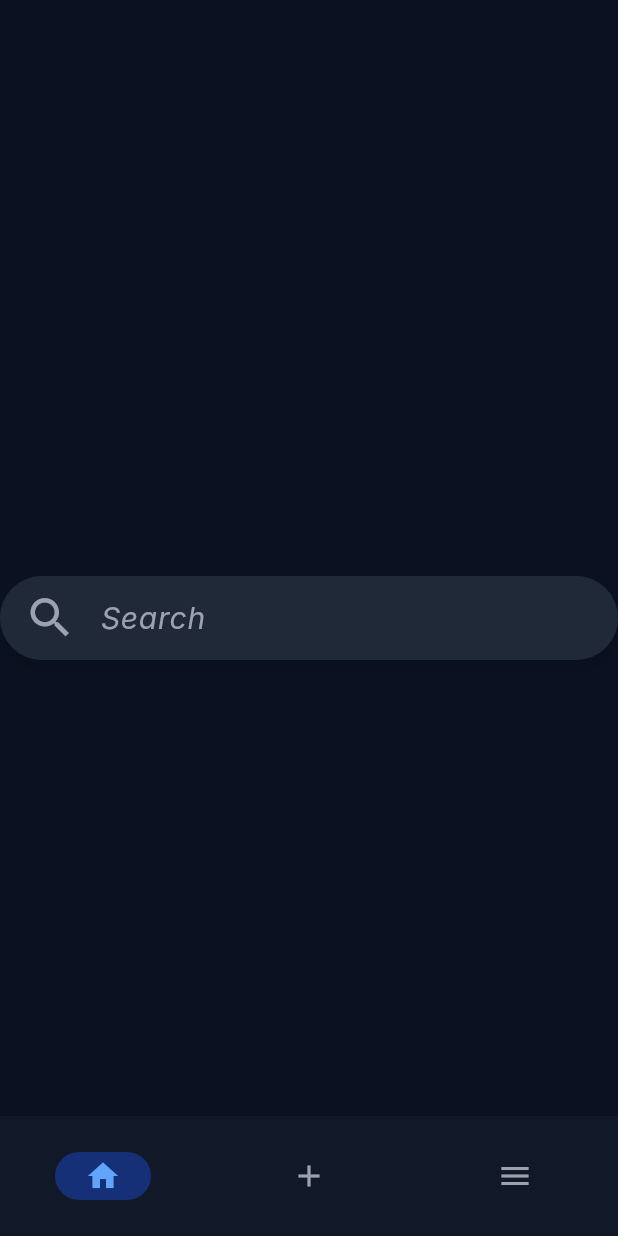
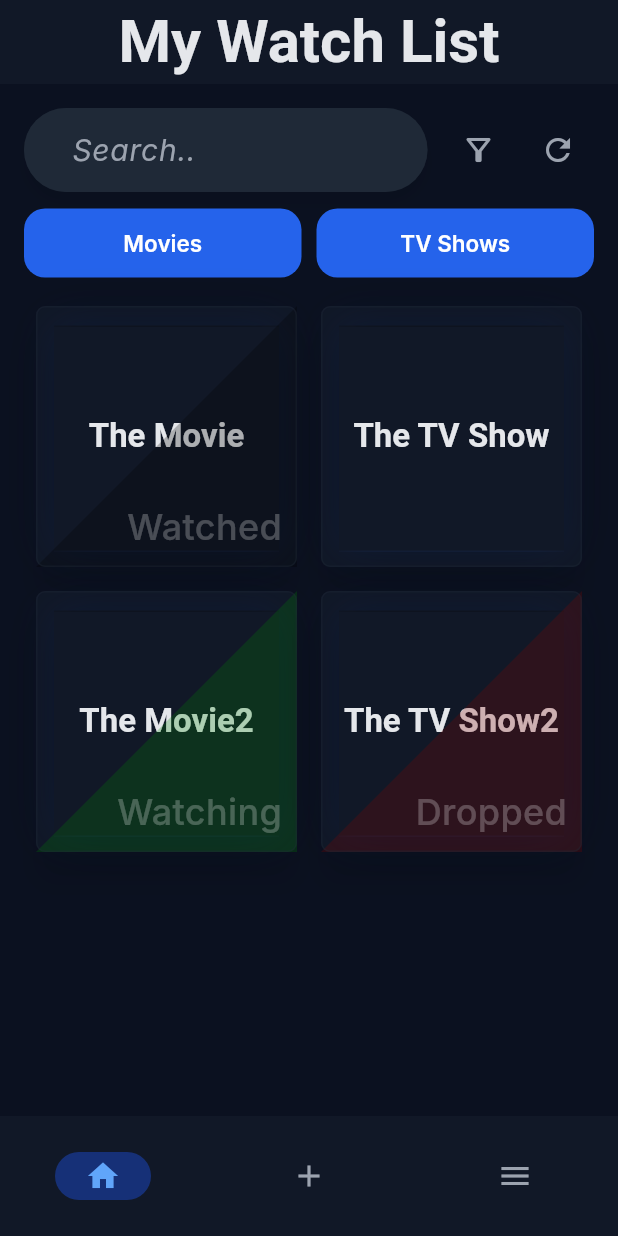
Before and after one commit to Bjorneee/movie_show_watchlist, a Flutter app: the screen it shows after launch, on a phone screen of 412 x 824 dp. Run offline on Flutter 3.47's test engine with Material 3 defaults, Android fonts, the phone set to English and light mode, and no system bars; our stand-ins replace device_preview; missing offline and left inert: window_manager; Roboto replaces fonts that are missing (Inter, Poppins).

Commit message:
update home screen and add media type filter

```diff
--- a/lib/classes/media.dart
+++ b/lib/classes/media.dart
@@ -36,20 +36,25 @@ enum Status {
   const Status(this.string, this.color);
 }
 
+enum MediaType {
+  movies,
+  tvShows;
+}
+
 class Media {
-
   String title;
   List<Genre>? genres;
   List<String>? directors;
   String? coverImagePath;
   Status status;
+  final MediaType type;
 
   Media ({
     required this.title,
     this.genres,
     this.directors,
     this.coverImagePath,
-    this.status = Status.notWatched
+    this.status = Status.notWatched,
+    required this.type
   });
-
 }
--- a/lib/pages/home_screen.dart
+++ b/lib/pages/home_screen.dart
@@ -3,10 +3,13 @@ import 'package:movie_show_watchlist/classes/media.dart';
 import 'package:movie_show_watchlist/classes/model.dart';
 import 'package:movie_show_watchlist/classes/custom_widgets.dart';
 
-final Media test = Media(
-  title: 'The Movie',
-  status: Status.watched // Status changes card overlay color
-);
+//test cards
+final List<Media> testList = [
+  Media(title: 'The Movie', status: Status.watched, type: MediaType.movies), // Status changes card overlay color
+  Media(title: 'The TV Show', status: Status.notWatched, type: MediaType.tvShows),
+  Media(title: 'The Movie2', status: Status.watching, type: MediaType.movies),
+  Media(title: 'The TV Show2', status: Status.dropped, type: MediaType.tvShows)
+];
 
 class HomeScreen extends StatefulWidget {
 
@@ -18,13 +21,96 @@ class HomeScreen extends StatefulWidget {
 }
 
 class _HomeScreen extends State<HomeScreen> {
+  int selectTab = 0; // 0 = default, 1 = movies, 2 = shows
 
   @override
   Widget build(BuildContext context) {
+    final filteredList = testList.where((m) {
+      if (selectTab == 0) return true;
+      if (selectTab == 1) return m.type == MediaType.movies;
+      return m.type == MediaType.tvShows;
+    }).toList();
 
     return Scaffold(
-      body: Center(
-        child: SearchBar().showAll()
+      appBar: AppBar(
+        title: Text(
+            "My Watch List",
+            style: TextStyle(fontSize: 40),
+        ),
+        centerTitle: true,
+      ),
+      body: SafeArea(
+        child: Padding(
+          padding: const EdgeInsets.all(16),
+          child: Column(
+            crossAxisAlignment: CrossAxisAlignment.start,
+            children: [
+              Row(            //search bar on the top
+                children: [
+                  Expanded(
+                      child: SearchBar(
+                        hintText: "Search..",
+                      )
+                  ),
+                  SizedBox(width: 10),
+                  IconButton(
+                      onPressed: () {},
+                      icon: Icon(Icons.filter_alt_outlined)
+                  ),
+                  SizedBox(width: 5),
+                  IconButton(
+                      onPressed: () {
+                        setState(() {
+                          selectTab = 0;
+                        });
+                      },
+                      icon: Icon(Icons.refresh)
+                  )
+                ],
+              ),
+              SizedBox(height: 10),
+              Row(          //movies - shows buttons
+                children: [
+                  Expanded(
+                      child: ElevatedButton(
+                          onPressed: () {
+                            setState(() {
+                              selectTab = 1;
+                            });
+                          },
+                          child: Text("Movies"),
+                      )
+                  ),
+                  SizedBox(width: 10),
+                  Expanded(
+                      child: ElevatedButton(
+                        onPressed: () {
+                          setState(() {
+                            selectTab = 2;
+                          });
+                        },
+                        child: Text("TV Shows"),
+                      )
+                  )
+                ],
+              ),
+              SizedBox(height: 10),
+              Expanded(
+                  child: GridView.builder(
+                      itemCount: filteredList.length,
+                      gridDelegate: const SliverGridDelegateWithFixedCrossAxisCount(
+                        crossAxisCount: 2,
+                      ),
+                      itemBuilder: (context, index) {
+                        return MediaCard(
+                            mediaItem: filteredList[index]
+                        );
+                      }
+                  )
+              )
+            ],
+          )
+        )
       )
     );
   }
```
Also changed, not shown: pubspec.lock.
